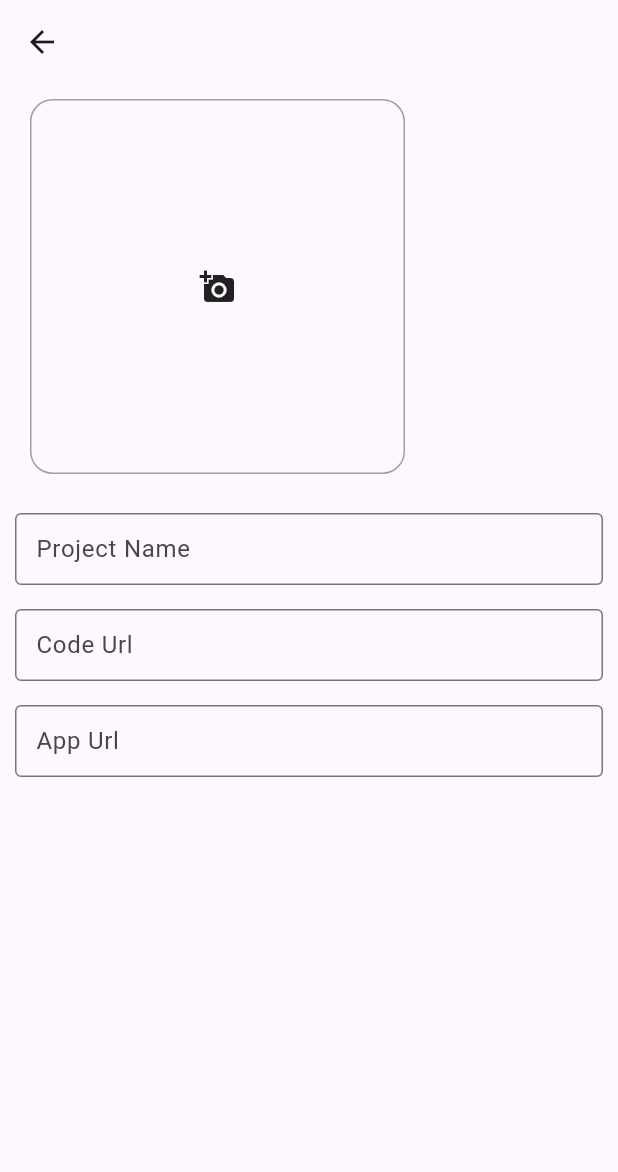
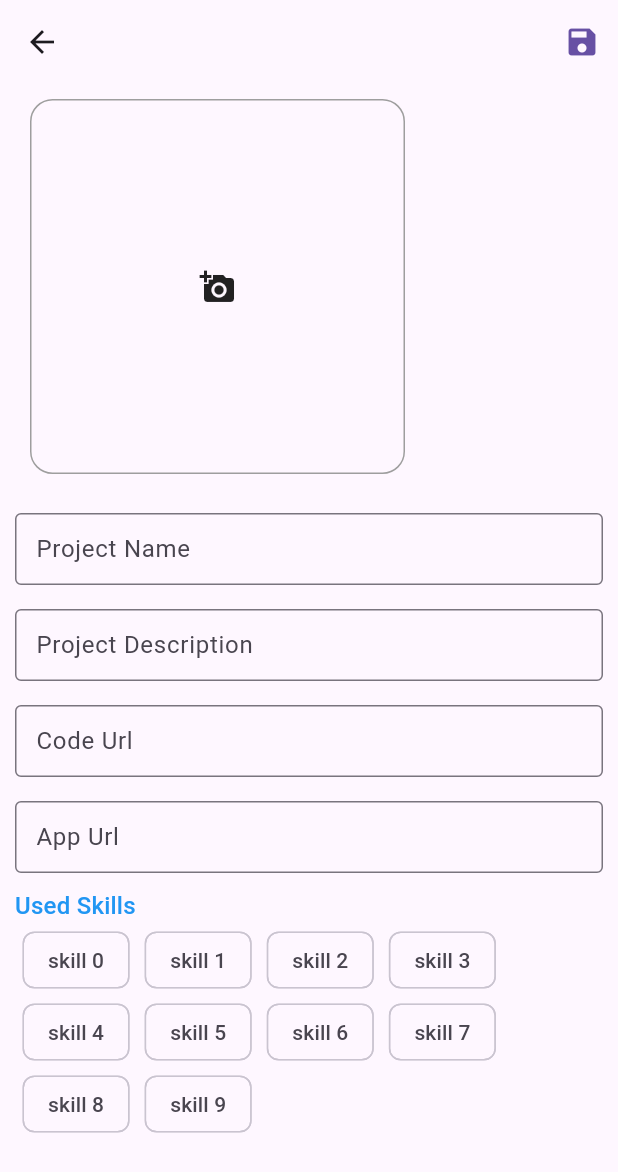
Before and after one commit to Modather-ali/portfolio, a Flutter app: the AddProjectScreen screen opened directly, on a phone screen of 412 x 824 dp. Shown: the top 1172 px of the screen. Run offline on Flutter 3.47's test engine with Material 2 defaults, Android fonts, the phone set to English and light mode, and no system bars; our stand-ins replace font_awesome_flutter.

Commit message:
added add project screen

```diff
--- /dev/null
+++ b/lib/dashboard/screens/add_project_screen.dart
@@ -0,0 +1,137 @@
+import 'package:flutter/material.dart';
+
+import '../widgets/widgets.dart';
+
+class AddProjectScreen extends StatefulWidget {
+  const AddProjectScreen({super.key});
+
+  @override
+  State<AddProjectScreen> createState() => _AddProjectScreenState();
+}
+
+class _AddProjectScreenState extends State<AddProjectScreen> {
+  int _selectedCoverImage = 0;
+  final List<String> _projectImages = [];
+  final List<String> _selectedSkills = [];
+
+  final GlobalKey<FormState> _formKey = GlobalKey<FormState>();
+  final TextEditingController _name = TextEditingController();
+  final TextEditingController _desc = TextEditingController();
+  final TextEditingController _codeUrl = TextEditingController();
+  final TextEditingController _appUrl = TextEditingController();
+  @override
+  Widget build(BuildContext context) {
+    return Scaffold(
+      appBar: AppBar(
+        actions: [
+          IconButton(
+            onPressed: _onSave,
+            icon: Icon(
+              Icons.save,
+              color: Theme.of(context).primaryColor,
+            ),
+          ),
+        ],
+      ),
+      body: Form(
+        key: _formKey,
+        child: ListView(
+          padding: const EdgeInsets.all(10),
+          children: [
+            SingleChildScrollView(
+              scrollDirection: Axis.horizontal,
+              child: Row(
+                mainAxisAlignment: MainAxisAlignment.center,
+                crossAxisAlignment: CrossAxisAlignment.end,
+                children: [
+                  for (String image in _projectImages)
+                    ImageContainer(
+                      isCoverImage:
+                          _selectedCoverImage == _projectImages.indexOf(image),
+                      onSelectImage: () {
+                        setState(() {
+                          _selectedCoverImage = _projectImages.indexOf(image);
+                        });
+                      },
+                      image: image,
+                      onDelete: () async {
+                        // if (!image.startsWith('http')) {
+                        //   await _firebaseDatabase.deleteFileFromFireStorage(
+                        //       fileURL: image);
+                        // }
+                        // _productImages.remove(image);
+                        // _selectedCoverImage = 0;
+                        setState(() {});
+                      },
+                    ),
+                  ImagePickerButton(
+                    onTap: () async {
+                      // if (await Permission.storage.request().isGranted) {
+                      //   final XFile? selectedImage =
+                      //       await ImagePicker().pickImage(
+                      //     source: ImageSource.gallery,
+                      //     imageQuality: 25,
+                      //   );
+                      //   if (selectedImage != null) {
+                      //     setState(() {
+                      //       _productImages.add(selectedImage.path);
+                      //     });
+                      //   }
+                      // }
+                    },
+                  ),
+                ],
+              ),
+            ),
+            BeautyTextField(
+              fieldName: 'Project Name',
+              controller: _name,
+              textInputType: TextInputType.name,
+            ),
+            BeautyTextField(
+              fieldName: 'Project Description',
+              controller: _desc,
+              textInputType: TextInputType.text,
+            ),
+            BeautyTextField(
+              fieldName: 'Code Url',
+              controller: _codeUrl,
+            ),
+            BeautyTextField(
+              fieldName: 'App Url',
+              controller: _appUrl,
+              textInputAction: TextInputAction.done,
+            ),
+            const SizedBox(height: 10),
+            Text(
+              "Used Skills",
+              style: Theme.of(context).textTheme.titleMedium!.copyWith(
+                    color: Colors.blue,
+                  ),
+            ),
+            Wrap(
+              children: [
+                for (int i = 0; i < 10; i++)
+                  ChoiceSkillChip(
+                    skillName: 'skill $i',
+                    selected: _selectedSkills.contains('skill $i'),
+                    onSelected: (p0) {
+                      if (_selectedSkills.contains('skill $i')) {
+                        setState(() => _selectedSkills.remove('skill $i'));
+                      } else {
+                        setState(() => _selectedSkills.add('skill $i'));
+                      }
+                    },
+                  )
+              ],
+            ),
+          ],
+        ),
+      ),
+    );
+  }
+
+  Future<void> _onSave() async {
+    _formKey.currentState!.validate();
+  }
+}
--- a/lib/dashboard/screens/app_project_screen.dart
+++ /dev/null
@@ -1,82 +0,0 @@
-import 'package:flutter/material.dart';
-
-import '../widgets/widgets.dart';
-
-class AddProjectScreen extends StatefulWidget {
-  const AddProjectScreen({super.key});
-
-  @override
-  State<AddProjectScreen> createState() => _AddProjectScreenState();
-}
-
-class _AddProjectScreenState extends State<AddProjectScreen> {
-  int _selectedCoverImage = 0;
-  final List<String> _projectImages = [];
-  @override
-  Widget build(BuildContext context) {
-    return Scaffold(
-      appBar: AppBar(),
-      body: ListView(
-        padding: const EdgeInsets.all(10),
-        children: [
-          SingleChildScrollView(
-            scrollDirection: Axis.horizontal,
-            child: Row(
-              mainAxisAlignment: MainAxisAlignment.center,
-              crossAxisAlignment: CrossAxisAlignment.end,
-              children: [
-                for (String image in _projectImages)
-                  ImageContainer(
-                    isCoverImage:
-                        _selectedCoverImage == _projectImages.indexOf(image),
-                    onSelectImage: () {
-                      setState(() {
-                        _selectedCoverImage = _projectImages.indexOf(image);
-                      });
-                    },
-                    image: image,
-                    onDelete: () async {
-                      // if (!image.startsWith('http')) {
-                      //   await _firebaseDatabase.deleteFileFromFireStorage(
-                      //       fileURL: image);
-                      // }
-                      // _productImages.remove(image);
-                      // _selectedCoverImage = 0;
-                      setState(() {});
-                    },
-                  ),
-                ImagePickerButton(
-                  onTap: () async {
-                    // if (await Permission.storage.request().isGranted) {
-                    //   final XFile? selectedImage =
-                    //       await ImagePicker().pickImage(
-                    //     source: ImageSource.gallery,
-                    //     imageQuality: 25,
-                    //   );
-                    //   if (selectedImage != null) {
-                    //     setState(() {
-                    //       _productImages.add(selectedImage.path);
-                    //     });
-                    //   }
-                    // }
-                  },
-                ),
-              ],
-            ),
-          ),
-          BeautyTextField(
-            fieldName: 'Project Name',
-            textInputType: TextInputType.name,
-          ),
-          BeautyTextField(
-            fieldName: 'Code Url',
-          ),
-          BeautyTextField(
-            fieldName: 'App Url',
-            textInputAction: TextInputAction.done,
-          ),
-        ],
-      ),
-    );
-  }
-}
--- a/lib/dashboard/screens/screens.dart
+++ b/lib/dashboard/screens/screens.dart
@@ -1,3 +1,3 @@
-export 'app_project_screen.dart';
+export 'add_project_screen.dart';
 export 'main_screen.dart';
 export 'projects_screen.dart';
--- a/lib/dashboard/widgets/beauty_text_field.dart
+++ b/lib/dashboard/widgets/beauty_text_field.dart
@@ -32,10 +32,16 @@ class BeautyTextField extends StatelessWidget {
       child: TextFormField(
         onChanged: onChanged,
         controller: controller,
-        validator: validator,
+        validator: (text) {
+          if (text!.isEmpty) {
+            return "This Field is required";
+          }
+          return null;
+        },
         scrollPadding: const EdgeInsets.all(50),
         keyboardType: textInputType,
         textInputAction: textInputAction,
+        maxLines: null,
         decoration: InputDecoration(
           contentPadding: const EdgeInsets.symmetric(horizontal: 10),
           focusedBorder: OutlineInputBorder(
--- /dev/null
+++ b/lib/dashboard/widgets/choice_skill_chip.dart
@@ -0,0 +1,25 @@
+import 'package:flutter/material.dart';
+
+class ChoiceSkillChip extends StatelessWidget {
+  final String skillName;
+  final bool selected;
+  final void Function(bool)? onSelected;
+  const ChoiceSkillChip({
+    super.key,
+    required this.skillName,
+    required this.selected,
+    this.onSelected,
+  });
+
+  @override
+  Widget build(BuildContext context) {
+    return Padding(
+      padding: const EdgeInsets.symmetric(horizontal: 5),
+      child: ChoiceChip(
+        label: Text(skillName),
+        selected: selected,
+        onSelected: onSelected,
+      ),
+    );
+  }
+}
--- a/lib/dashboard/widgets/widgets.dart
+++ b/lib/dashboard/widgets/widgets.dart
@@ -1,3 +1,4 @@
 export 'beauty_text_field.dart';
+export 'choice_skill_chip.dart';
 export 'image_container.dart';
 export 'image_picker_button.dart';
```
